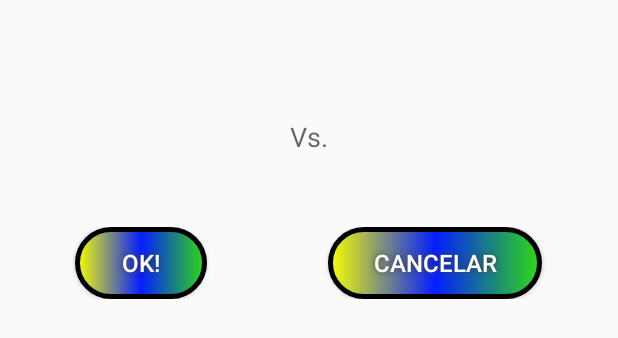
After one commit to leoPirpiri/ProTournamentManager, an Android app: the layout alerta_abrir_partida.xml on its own in the app's theme, with its tools: preview values and no code run, on a phone screen of 412 x 824 dp. The commit adds this screen. Shown: the top 338 px of the screen. Run offline under Robolectric (Android 15) with nearby library versions, the phone set to English and light mode, and no system bars.

Commit message:
Modelagem do alerta de iniciar partida, des/abilitar botões de add equipe e gerar/visualizar tabela

```diff
--- a/app/src/main/AndroidManifest.xml
+++ b/app/src/main/AndroidManifest.xml
@@ -15,7 +15,8 @@
             android:screenOrientation="landscape"/>
         <activity
             android:name=".PartidaActivity"
-            android:theme="@style/AppTheme.NoActionBar"/>
+            android:theme="@style/AppTheme.NoActionBar"
+            android:screenOrientation="portrait"/>
         <activity
             android:name=".TorneioActivity"
             android:label="@string/title_activity_torneio"
--- /dev/null
+++ b/app/src/main/res/layout/alerta_abrir_partida.xml
@@ -0,0 +1,86 @@
+<?xml version="1.0" encoding="utf-8"?>
+<LinearLayout
+    xmlns:android="http://schemas.android.com/apk/res/android"
+    android:layout_width="match_parent"
+    android:layout_height="match_parent"
+    android:orientation="vertical">
+    <TextView
+        android:id="@+id/msg_alerta_partida"
+        android:layout_width="match_parent"
+        android:layout_height="wrap_content"
+        android:textSize="18dp"
+        android:padding="8dp"/>
+
+    <LinearLayout
+        android:layout_width="match_parent"
+        android:layout_height="wrap_content"
+        android:orientation="vertical">
+        <TextView
+            android:id="@+id/lbl_alerta_nome_mandante"
+            android:layout_width="match_parent"
+            android:layout_height="wrap_content"
+            android:textAlignment="center"
+            android:textSize="@dimen/partida_nomes_equipes"
+            android:padding="5dp"/>
+
+        <TextView
+            android:layout_width="match_parent"
+            android:layout_height="wrap_content"
+            android:padding="5dp"
+            android:text="@string/lbl_vs_default"
+            android:textAlignment="center"
+            android:textAppearance="@style/TextAppearance.AppCompat.Medium" />
+        <TextView
+            android:id="@+id/lbl_alerta_nome_visitante"
+            android:layout_width="match_parent"
+            android:layout_height="wrap_content"
+            android:textAlignment="center"
+            android:textSize="@dimen/partida_nomes_equipes"
+            android:padding="5dp"/>
+    </LinearLayout>
+
+    <TableLayout
+        android:layout_width="match_parent"
+        android:layout_height="wrap_content"
+        android:shrinkColumns="*"
+        android:stretchColumns="*"
+        android:padding="10dp"
+        android:layout_gravity="center">
+        <TableRow
+            android:layout_height="wrap_content"
+            android:layout_width="match_parent"
+            android:layout_gravity="center"
+            android:gravity="center">
+            <Button
+                android:id="@+id/btn_confirmar_abrir_partida"
+                android:layout_width="match_parent"
+                android:layout_height="wrap_content"
+                android:text="@string/btn_confirmar"
+                android:layout_gravity="center"
+                android:layout_weight="1"
+                android:background="@drawable/button_shape_enabled"
+                android:shadowColor="#3D3D3D"
+                android:shadowDx="0"
+                android:shadowDy="0"
+                android:shadowRadius="5"
+                android:textColor="#FFFFFF"
+                android:textSize="16sp"
+                />
+            <Button
+                android:id="@+id/btn_cancelar_abrir_partida"
+                android:layout_width="match_parent"
+                android:layout_height="wrap_content"
+                android:text="@string/btn_cancelar"
+                android:layout_gravity="center"
+                android:layout_weight="1"
+                android:background="@drawable/button_shape_enabled"
+                android:shadowColor="#3D3D3D"
+                android:shadowDx="0"
+                android:shadowDy="0"
+                android:shadowRadius="5"
+                android:textColor="#FFFFFF"
+                android:textSize="16sp"
+                />
+        </TableRow>
+    </TableLayout>
+</LinearLayout>
--- a/app/src/main/res/values/dimens.xml
+++ b/app/src/main/res/values/dimens.xml
@@ -24,4 +24,9 @@
     <dimen name="lista_pad_default">30dp</dimen>
     <dimen name="jogador_pad_hor">5dp</dimen>
     <dimen name="jogador_pad_ver">8dp</dimen>
+
+    <!-- Fontes -->
+    <dimen name="partida_nomes_equipes">16dp</dimen>
+
+
 </resources>
```
Also changed, not shown: app/src/main/java/com/leoPirpiri/protournamentmanager/TabelaActivity.java (+32 -16 lines), app/src/main/java/com/leoPirpiri/protournamentmanager/TorneioActivity.java (+71 -35 lines), app/src/main/java/model/Torneio.java (+4 -4 lines), app/src/main/res/layout/activity_torneio.xml (+5 -3 lines), app/src/main/res/values/strings.xml (+8 -1 lines).
